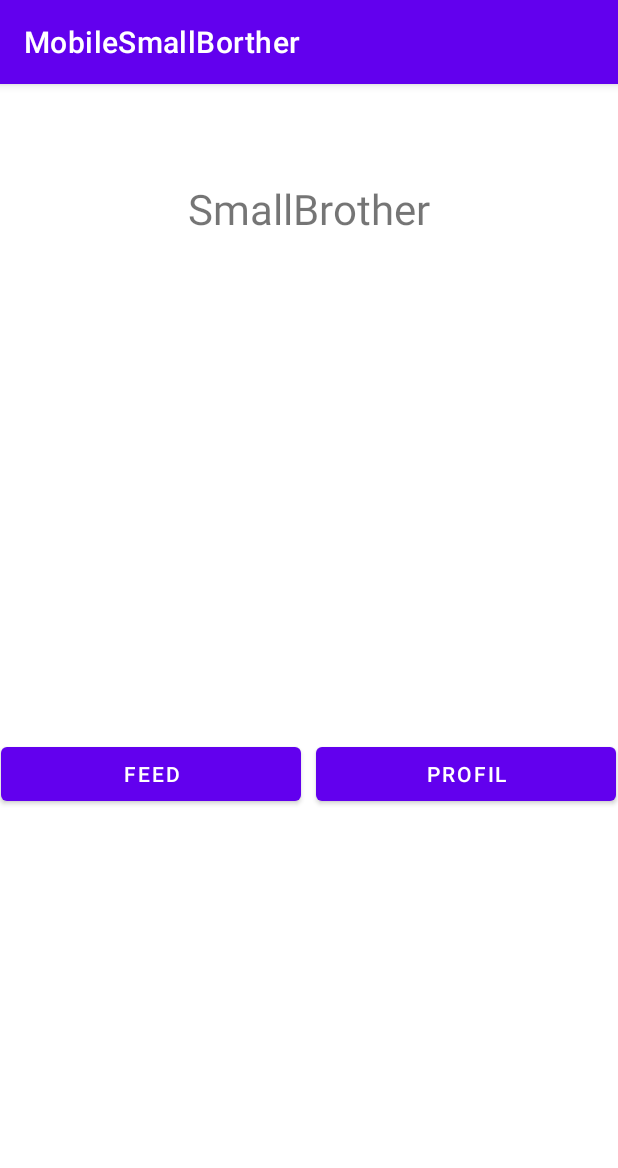
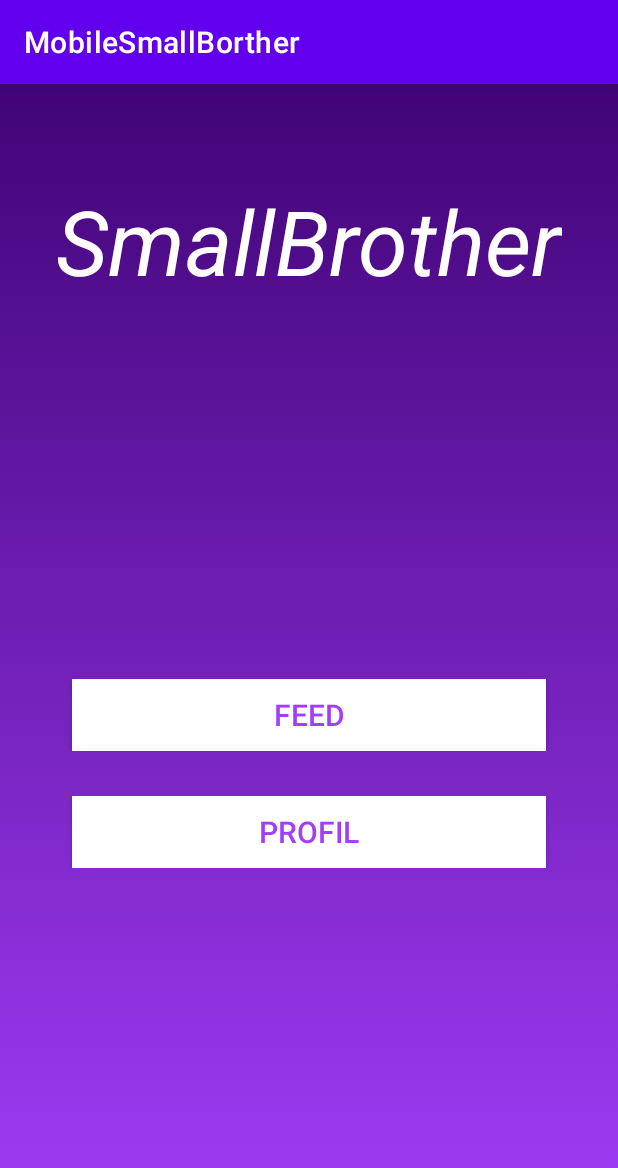
Before and after one commit to StefanPopa2001/SmallBrotherMobile, an Android app: the screen it shows after launch (MainActivity), on a phone screen of 412 x 824 dp. Shown: the top 1168 px of the screen. Run offline under Robolectric (Android 15) with nearby library versions, the phone set to English and light mode, and no system bars.

Commit message:
Add design menuPage

```diff
--- /dev/null
+++ b/MobileSmallBorther/app/src/main/res/drawable/background_accueil.xml
@@ -0,0 +1,10 @@
+<?xml version="1.0" encoding="utf-8"?>
+<selector xmlns:android="http://schemas.android.com/apk/res/android">
+<item>
+    <shape android:shape="rectangle">
+        <gradient android:startColor="#410477" android:endColor="#a23df9" android:angle="98">
+
+        </gradient>
+    </shape>
+</item>
+</selector>
--- a/MobileSmallBorther/app/src/main/res/layout/activity_main.xml
+++ b/MobileSmallBorther/app/src/main/res/layout/activity_main.xml
@@ -1,10 +1,10 @@
 <?xml version="1.0" encoding="utf-8"?>
-<androidx.constraintlayout.widget.ConstraintLayout
-    xmlns:android="http://schemas.android.com/apk/res/android"
+<androidx.constraintlayout.widget.ConstraintLayout xmlns:android="http://schemas.android.com/apk/res/android"
     xmlns:app="http://schemas.android.com/apk/res-auto"
     xmlns:tools="http://schemas.android.com/tools"
     android:layout_width="match_parent"
     android:layout_height="match_parent"
+    android:background="@drawable/background_accueil"
     tools:context=".MainActivity">
 
     <TextView
@@ -13,7 +13,9 @@
         android:layout_height="wrap_content"
         android:layout_marginTop="64dp"
         android:text="SmallBrother"
-        android:textSize="28sp"
+        android:textSize="60sp"
+        android:textColor="#ffffff"
+        android:textStyle="italic"
         app:layout_constraintEnd_toEndOf="parent"
         app:layout_constraintStart_toStartOf="parent"
         app:layout_constraintTop_toTopOf="parent" />
@@ -30,23 +32,30 @@
         <TableRow
             android:layout_width="match_parent"
             android:layout_height="match_parent"
+            android:gravity="center"
+            android:layout_marginBottom="30dp">
+
+            <androidx.appcompat.widget.AppCompatButton
+                android:id="@+id/btn_MainActivity_feed"
+                android:layout_width="316dp"
+                android:layout_height="wrap_content"
+                android:background="@color/white"
+                android:text="Feed"
+                android:textSize="20sp"
+                android:textColor="#a23df9"/>
+        </TableRow>
+        <TableRow
+            android:layout_width="match_parent"
+            android:layout_height="match_parent"
             android:gravity="center">
-
-            <Button
-                android:id="@+id/btn_MainActivity_feed"
-                android:layout_width="200dp"
-                android:layout_height="wrap_content"
-                android:text="Feed" />
-
-            <Space
-                android:layout_width="10dp"
-                android:layout_height="wrap_content" />
-
-            <Button
+            <androidx.appcompat.widget.AppCompatButton
                 android:id="@+id/btn_MainActivity_goToProfil"
                 android:layout_width="200dp"
                 android:layout_height="wrap_content"
-                android:text="Profil" />
+                android:text="Profil"
+                android:textSize="20sp"
+                android:background="@color/white"
+                android:textColor="#a23df9"/>
         </TableRow>
-        </TableLayout>
+    </TableLayout>
 </androidx.constraintlayout.widget.ConstraintLayout>
```
